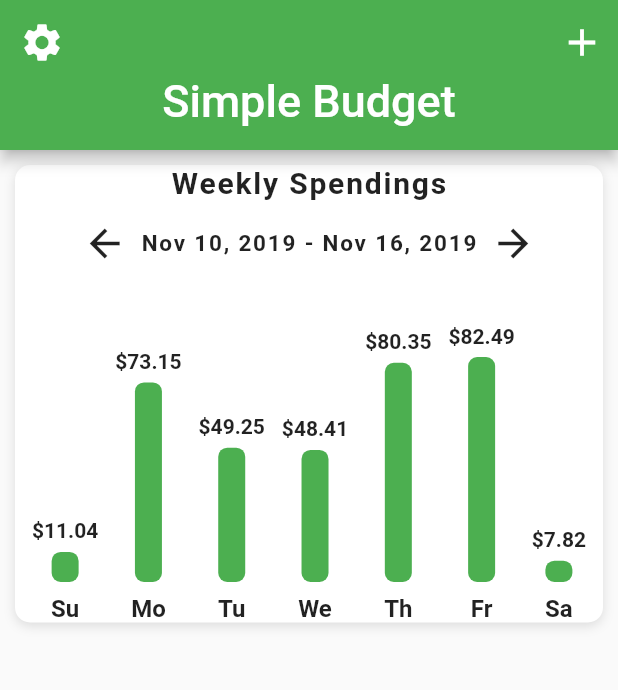
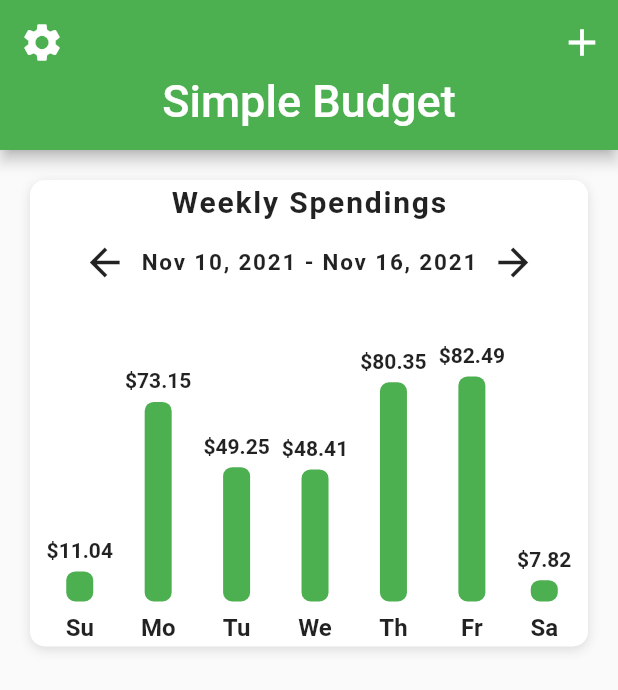
Before and after one commit to PauloSTDev/budget_UI, a Flutter app: the screen it shows after launch, on a phone screen of 412 x 824 dp. Shown: the top 690 px of the screen. Run offline on Flutter 3.47's test engine with Material 2 defaults, Android fonts, the phone set to English and light mode, and no system bars.

Commit message:
Ajusta Container e Rows do Weekly Spendings

```diff
--- a/lib/screens/home_screen.dart
+++ b/lib/screens/home_screen.dart
@@ -40,7 +40,7 @@ class _HomeScreenState extends State<HomeScreen> {
             delegate: SliverChildBuilderDelegate(
               (BuildContext context, int index) {
                 return Container(
-                  margin: EdgeInsets.all(10.0),
+                  margin: EdgeInsets.fromLTRB(20.0, 20.0, 20.0, 10.0),
                   decoration: BoxDecoration(
                     color: Colors.white,
                     boxShadow: [
--- a/lib/widgets/bar_chart.dart
+++ b/lib/widgets/bar_chart.dart
@@ -14,7 +14,9 @@ class BarChart extends StatelessWidget {
       }
     });
 
-    return Column(
+    return Padding(
+      padding: EdgeInsets.all(3.0),
+      child: Column(
         children: [
           Text(
             "Weekly Spendings",
@@ -34,7 +36,7 @@ class BarChart extends StatelessWidget {
                 iconSize: 30.0,
               ),
               Text(
-              "Nov 10, 2019 - Nov 16, 2019",
+                "Nov 10, 2021 - Nov 16, 2021",
                 style: TextStyle(
                   fontSize: 15.0,
                   fontWeight: FontWeight.w600,
@@ -94,6 +96,7 @@ class BarChart extends StatelessWidget {
             ],
           ),
         ],
+      ),
     );
   }
 }
```
Lines whose indentation alone changed are shown as unchanged.
